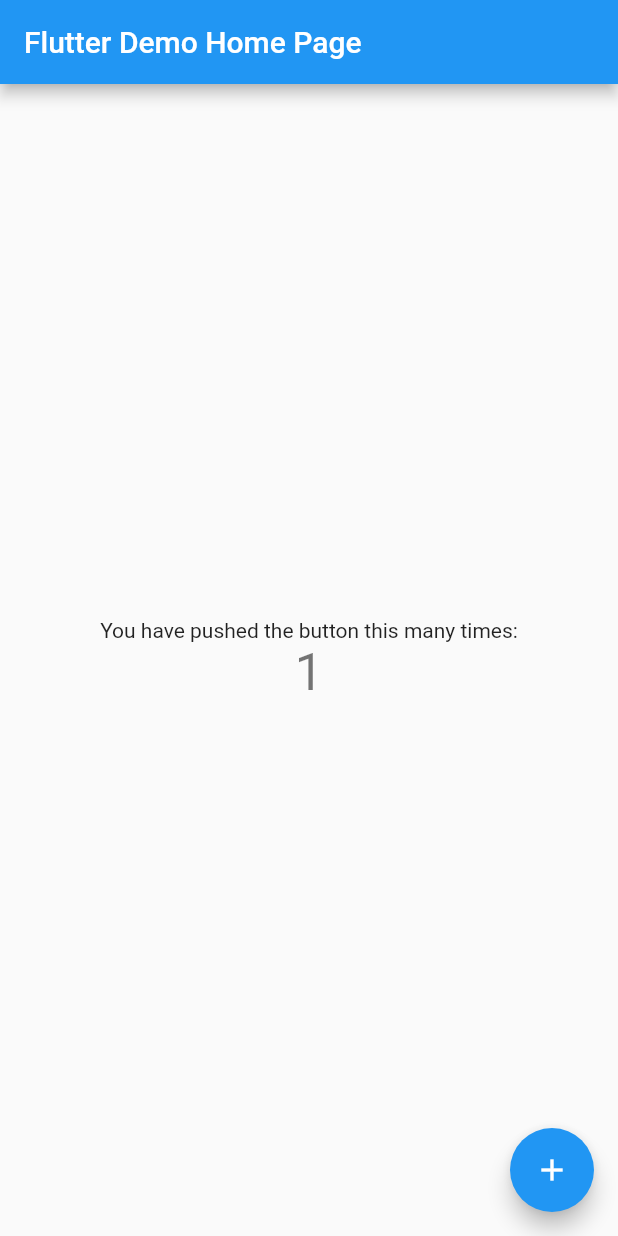
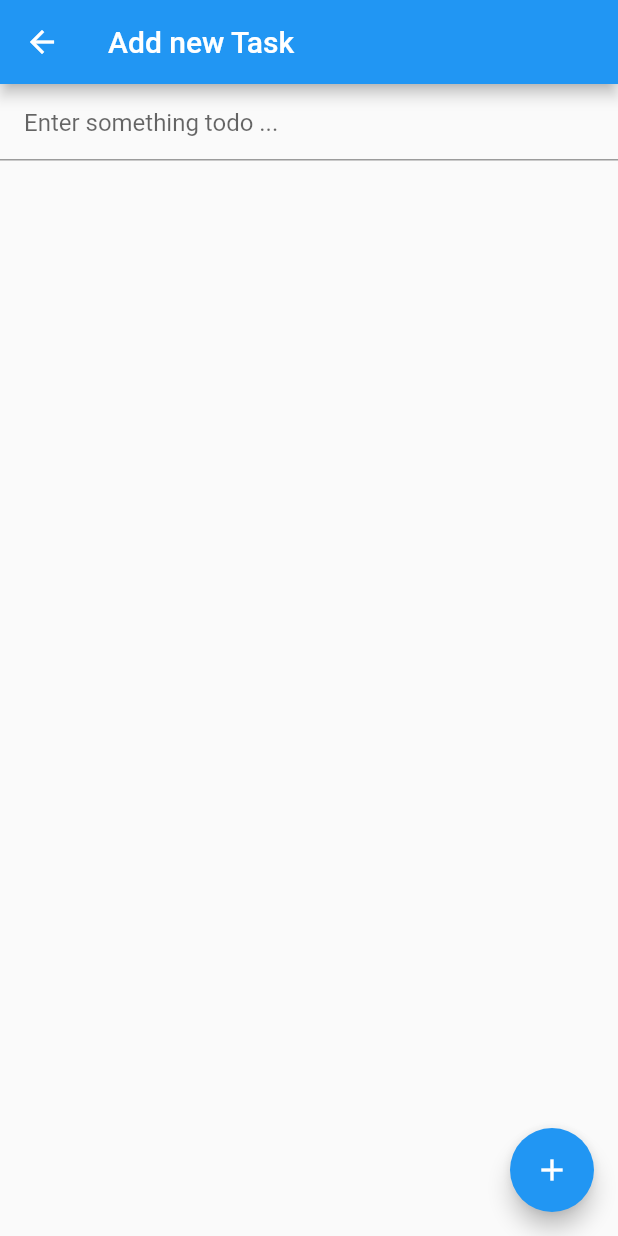
Before and after one commit to datsuns/flutter-memo-app, a Flutter app: the screen it shows after launch, after a tap on the "add" icon, on a phone screen of 412 x 824 dp. Run offline on Flutter 3.47's test engine with Material 2 defaults, Android fonts, the phone set to English and light mode, and no system bars; our stand-ins replace shared_preferences.

Commit message:
change: apply todo-list's try result

```diff
--- a/lib/main.dart
+++ b/lib/main.dart
@@ -1,111 +1,209 @@
+// Import MaterialApp and other widgets which we can use to quickly create a material app
 import 'package:flutter/material.dart';
+import 'package:shared_preferences/shared_preferences.dart';
+import 'dart:core';
 
-void main() => runApp(MyApp());
+void main() => runApp(new TodoApp());
 
-class MyApp extends StatelessWidget {
-  // This widget is the root of your application.
+class TodoApp extends StatelessWidget {
   @override
   Widget build(BuildContext context) {
-    return MaterialApp(
-      title: 'Flutter Demo',
-      theme: ThemeData(
-        // This is the theme of your application.
-        //
-        // Try running your application with "flutter run". You'll see the
-        // application has a blue toolbar. Then, without quitting the app, try
-        // changing the primarySwatch below to Colors.green and then invoke
-        // "hot reload" (press "r" in the console where you ran "flutter run",
-        // or simply save your changes to "hot reload" in a Flutter IDE).
-        // Notice that the counter didn't reset back to zero; the application
-        // is not restarted.
-        primarySwatch: Colors.blue,
-      ),
-      home: MyHomePage(title: 'Flutter Demo Home Page'),
+    return new MaterialApp(
+        title: 'Todo List',
+        home: new TodoList()
     );
   }
 }
 
-class MyHomePage extends StatefulWidget {
-  MyHomePage({Key key, this.title}) : super(key: key);
+class ToDoItem {
+  String _title;
+  String _body;
+  String _saveKey;
 
-  // This widget is the home page of your application. It is stateful, meaning
-  // that it has a State object (defined below) that contains fields that affect
-  // how it looks.
+  ToDoItem(String text) {
+    this._body = text;
+    this._title = text.split('\n')[0];
+    this._saveKey  = DateTime.now().toString();
+  }
 
-  // This class is the configuration for the state. It holds the values (in this
-  // case the title) provided by the parent (in this case the App widget) and
-  // used by the build method of the State. Fields in a Widget subclass are
-  // always marked "final".
+  String title(){
+    return this._title;
+  }
 
-  final String title;
+  String body(){
+    return this._body;
+  }
+
+  String key(){
+    return this._saveKey;
+  }
+}
+
+class TodoList extends StatefulWidget {
+  @override
+  createState() => new TodoListState();
+}
+
+class TodoListState extends State<TodoList> {
+  List<ToDoItem> _todoItems = [];
+  String latestInput = '';
 
   @override
-  _MyHomePageState createState() => _MyHomePageState();
-}
+  void initState() {
+    super.initState();
+    _loadSavedData();
+  }
 
-class _MyHomePageState extends State<MyHomePage> {
-  int _counter = 0;
+  void _loadSavedData() async {
+    SharedPreferences prefs = await SharedPreferences.getInstance();
+    for(var key in prefs.getKeys()){
+      _todoItems.add(new ToDoItem(prefs.getString(key)));
+    }
+  }
 
-  void _incrementCounter() {
-    setState(() {
-      // This call to setState tells the Flutter framework that something has
-      // changed in this State, which causes it to rerun the build method below
-      // so that the display can reflect the updated values. If we changed
-      // _counter without calling setState(), then the build method would not be
-      // called again, and so nothing would appear to happen.
-      _counter++;
-    });
+  // Instead of auto generating a todo item, _addTodoItem now accepts a string
+  void _addTodoItem(String task) async {
+    SharedPreferences prefs = await SharedPreferences.getInstance();
+    // Putting our code inside "setState" tells the app that our state has changed,
+    // and it will automatically re-render the list
+    //             ^^^^^^^^^^^^^^^^^^^^^^^
+    // ==> calling setState() to invoke TodoList.createState(),
+    //     and that cause re-render
+    if( task.length > 0 ){
+      setState( () {
+        var item = new ToDoItem(task);
+        _todoItems.add(item);
+        prefs.setString(item.key(), item.body());
+      });
+    }
+  }
+
+  // Much like _addTodoItem, this modifies the array of todo strings and
+  // notifies the app that the state has changed by using setState
+  void _removeTodoItem(int index) async{
+    SharedPreferences prefs = await SharedPreferences.getInstance();
+    var target = _todoItems[index];
+    setState( () => _todoItems.removeAt(index));
+    await prefs.remove(target.title());
+  }
+
+
+  void _promptRemoveTodoItem(int index){
+    showDialog(
+        context: context,
+        builder: (BuildContext context) {
+          return new AlertDialog(
+              title: new Text('Mark "${_todoItems[index]}" ad done?'),
+
+              actions: <Widget>[
+                new FlatButton(
+                    child: new Text('CANCEL'),
+                    onPressed: () => Navigator.of(context).pop()
+                ),
+
+                new FlatButton(
+                    child: new Text('DONE'),
+                    onPressed: (){
+                      _removeTodoItem(index);
+                      Navigator.of(context).pop();
+                    }
+                ),
+              ]
+          );
+        }
+    );
+  }
+
+  // Build the whole list of todo items
+  Widget _buildTodoList() {
+    return new ListView.builder(
+      // itemBuilder will be automatically be called as many times as it takes
+      // for the list to fill up its available space, which is most likely
+      // more than the number of todo items we have.
+      // So, we need to check the index is OK.
+      // ignore: missing_return
+      itemBuilder: (context, index) {
+        if(index < _todoItems.length){
+          return _buildTodoItem(_todoItems[index].title(), index);
+        }
+      },
+    );
+  }
+
+  // Build a single todo item
+  Widget _buildTodoItem(String todoText, int index){
+    return new ListTile(
+        title: new Text(todoText),
+        onTap: () => _promptRemoveTodoItem(index)
+    );
   }
 
   @override
   Widget build(BuildContext context) {
-    // This method is rerun every time setState is called, for instance as done
-    // by the _incrementCounter method above.
-    //
-    // The Flutter framework has been optimized to make rerunning build methods
-    // fast, so that you can just rebuild anything that needs updating rather
-    // than having to individually change instances of widgets.
-    return Scaffold(
-      appBar: AppBar(
-        // Here we take the value from the MyHomePage object that was created by
-        // the App.build method, and use it to set our appbar title.
-        title: Text(widget.title),
+    return new Scaffold(
+      appBar: new AppBar(
+          title: new Text('ToDo List')
       ),
-      body: Center(
-        // Center is a layout widget. It takes a single child and positions it
-        // in the middle of the parent.
-        child: Column(
-          // Column is also a layout widget. It takes a list of children and
-          // arranges them vertically. By default, it sizes itself to fit its
-          // children horizontally, and tries to be as tall as its parent.
-          //
-          // Invoke "debug painting" (press "p" in the console, choose the
-          // "Toggle Debug Paint" action from the Flutter Inspector in Android
-          // Studio, or the "Toggle Debug Paint" command in Visual Studio Code)
-          // to see the wireframe for each widget.
-          //
-          // Column has various properties to control how it sizes itself and
-          // how it positions its children. Here we use mainAxisAlignment to
-          // center the children vertically; the main axis here is the vertical
-          // axis because Columns are vertical (the cross axis would be
-          // horizontal).
-          mainAxisAlignment: MainAxisAlignment.center,
-          children: <Widget>[
-            Text(
-              'You have pushed the button this many times:',
-            ),
-            Text(
-              '$_counter',
-              style: Theme.of(context).textTheme.display1,
-            ),
-          ],
+
+      body: _buildTodoList(),
+
+      floatingActionButton: new FloatingActionButton(
+        // pressing this button now opens the new screen
+          onPressed: _pushAddTodoScreen,
+          tooltip: 'Add task',
+          child: new Icon(Icons.add)
+      ),
+    );
+  }
+
+  Widget _generateTaskAddInput(BuildContext context) {
+    return new Scaffold(
+      body: new TextField(
+        keyboardType: TextInputType.multiline,
+        maxLines: null,
+
+        onChanged: (text) {
+          this.latestInput = text;
+        },
+
+        decoration: new InputDecoration(
+            hintText: 'Enter something todo ...',
+            contentPadding: const EdgeInsets.all(16.0)
         ),
       ),
-      floatingActionButton: FloatingActionButton(
-        onPressed: _incrementCounter,
-        tooltip: 'Increment',
-        child: Icon(Icons.add),
-      ), // This trailing comma makes auto-formatting nicer for build methods.
+
+      floatingActionButton: new FloatingActionButton(
+          onPressed: (){
+            Navigator.pop(context); // Close the add todo screen
+            _addTodoItem(this.latestInput);
+          },
+          tooltip: 'Add task',
+          child: new Icon(Icons.add)
+      ),
     );
   }
+
+  // MaterialPageRoute will automatically animate the screen entry,
+  // as well as adding a back button to close it
+  MaterialPageRoute _generateTaskAddView(BuildContext context) {
+    var page = new MaterialPageRoute(
+          builder: (context) {
+            return new Scaffold(
+              appBar: new AppBar(
+                  title: new Text('Add new Task')
+              ),
+              body: _generateTaskAddInput(context),
+            );
+          }
+        );
+    return page;
+  }
+
+  void _pushAddTodoScreen() {
+    // Push this page onto the stack
+    Navigator.of(context).push(
+      _generateTaskAddView(context)
+    );
+  }
+
 }
--- a/pubspec.yaml
+++ b/pubspec.yaml
@@ -19,6 +19,8 @@ environment:
 dependencies:
   flutter:
     sdk: flutter
+
+  shared_preferences: ^0.5.3
 
   # The following adds the Cupertino Icons font to your application.
   # Use with the CupertinoIcons class for iOS style icons.
```
Also changed, not shown: pubspec.lock.
